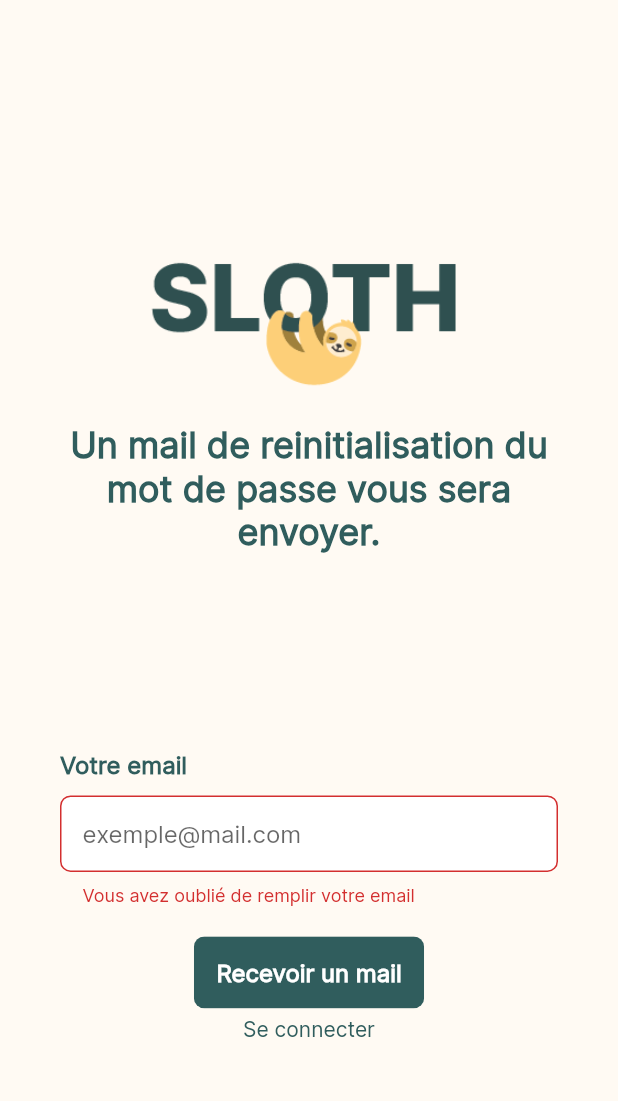
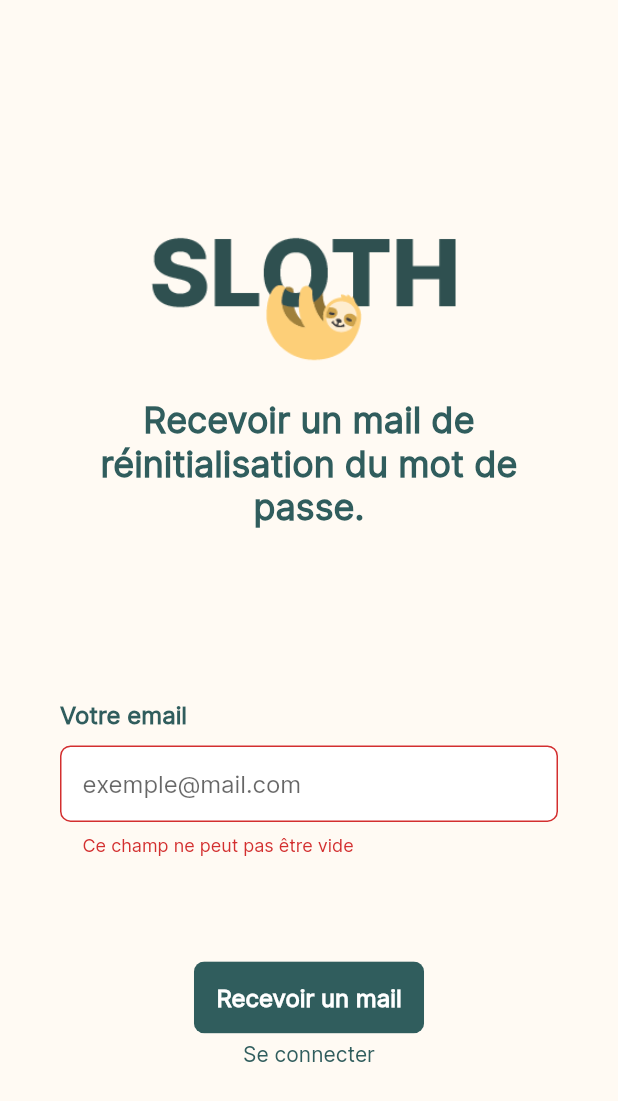
Before and after one commit to justin20100/sloth, a Flutter app: the ResetPasswordForm screen opened by its route, after a tap on "Recevoir un mail", on a phone screen of 412 x 824 dp. Shown: the top 1101 px of the screen. Run offline on Flutter 3.47's test engine with Material 2 defaults, Android fonts, the light colour scheme and no system bars; our stand-ins replace cloud_firestore, email_validator, firebase_auth, firebase_core, introduction_screen and 1 more; missing offline and left inert: dart:ffi; accounts and stored records are empty; generated files the repository leaves out were written again.

Commit message:
updating form errors values

```diff
--- a/lib/main.dart
+++ b/lib/main.dart
@@ -4,7 +4,6 @@ import 'package:flutter/material.dart';
 import 'package:sloth/routes/router.dart';
 import 'package:sloth/routes/routes.dart';
 import 'package:sloth/views/error.dart';
-import 'package:sloth/styles/constants.dart';
 import 'firebase_options.dart';
 
 void main() async{
@@ -23,7 +22,7 @@ class MyApp extends StatelessWidget {
           return MaterialApp(
             initialRoute: FirebaseAuth.instance.currentUser == null
                 ? kIntroductionRoute
-                : kHomeRoute,
+                : kResetPasswordRoute,
             routes: router,
             theme: ThemeData(fontFamily: 'Inter'),
           );
--- a/lib/partials/forms/email_input.dart
+++ b/lib/partials/forms/email_input.dart
@@ -15,9 +15,9 @@ class EmailInput extends StatelessWidget {
       keyboardType: TextInputType.emailAddress,
       validator: (value) {
         if (value == null || value.isEmpty) {
-          return 'Vous avez oublié de remplir votre email';
+          return 'Ce champ ne peut pas être vide';
         } else if (!EmailValidator.validate(value)) {
-          return "L'adresse mail doit être valide";
+          return "Ceci n'est pas un email valide";
         }
       },
       onChanged: onChanged,
--- a/lib/partials/forms/firstname_input.dart
+++ b/lib/partials/forms/firstname_input.dart
@@ -13,9 +13,9 @@ class FirstNameInput extends StatelessWidget {
       keyboardType: TextInputType.text,
       validator: (value) {
         if (value == null || value.isEmpty) {
-          return 'Le prénom doit etre doit être renseigné.';
+          return 'Ce champ ne peut pas être vide';
         } else if (value.length < 2) {
-          return 'Le prénom doit contenir au moins 2 caractères.';
+          return 'Ce champ doit contenir au moins 2 caractères';
         }
       },
       onChanged: onChanged,
--- a/lib/partials/forms/lastname_input.dart
+++ b/lib/partials/forms/lastname_input.dart
@@ -14,9 +14,9 @@ class LastNameInput extends StatelessWidget {
       keyboardType: TextInputType.text,
       validator: (value) {
         if (value == null || value.isEmpty) {
-          return 'Le nom doit etre doit être renseigné.';
+          return 'Ce champ ne peut pas être vide';
         } else if (value.length < 2) {
-          return 'Le nom doit contenir au moins 2 caractères.';
+          return 'Ce champ doit contenir au moins 2 caractères.';
         }
       },
       onChanged: onChanged,
--- a/lib/partials/forms/password_input.dart
+++ b/lib/partials/forms/password_input.dart
@@ -16,9 +16,9 @@ class PasswordInput extends StatelessWidget {
         keyboardType: TextInputType.visiblePassword,
         validator: (value) {
           if (value == null || value.isEmpty) {
-            return 'Vous avez oublié de remplir votre mot de passe.';
+            return 'Ce champ ne peut pas être vide';
           } else if (value.length <= 10) {
-            return 'On demande 10 caractères, 1 chiffre et 1 majuscule.';
+            return 'On demande 10 caractères';
           }
         },
         obscureText: true,
--- a/lib/partials/forms/phone_input.dart
+++ b/lib/partials/forms/phone_input.dart
@@ -10,7 +10,7 @@ class PhoneInput extends StatelessWidget {
   @override
   Widget build(BuildContext context) {
     return TextInput(
-      hintText: '0000000000',
+      hintText: '04 40 25 36 45',
       keyboardType: TextInputType.phone,
       validator: (value) {
         return null;
--- a/lib/partials/forms/resetp_email_input.dart
+++ b/lib/partials/forms/resetp_email_input.dart
@@ -25,17 +25,11 @@ class ResetPEmailInput extends StatelessWidget {
       hintText: 'exemple@mail.com',
       keyboardType: TextInputType.emailAddress,
       validator: (value)  {
-/*
-        final emailList = FirebaseAuth.instance.fetchSignInMethodsForEmail(value!);
-*/
         if (value == null || value.isEmpty) {
-          return 'Vous avez oublié de remplir votre email';
+          return 'Ce champ ne peut pas être vide';
         } else if (!EmailValidator.validate(value)) {
-          return "L'adresse mail doit être valide";
+          return "Ceci n'est pas un email valide";
         }
-        /*else if (await checkIfEmailInUse(value)){
-        return "Cette email n'est pas associée a un compte Sloth.";
-        }*/
       },
       onChanged: onChanged,
     );
--- a/lib/partials/forms/validatedPassword_input.dart
+++ b/lib/partials/forms/validatedPassword_input.dart
@@ -17,10 +17,10 @@ class ValidatedPasswordInput extends StatelessWidget {
         keyboardType: TextInputType.visiblePassword,
         validator: (value) {
           if(value == null || value.isEmpty){
-            return 'Vous avez oublié de confirmer votre mot de passe';
+            return 'Ce champ ne peut pas être vide';
           }
           if (value != password) {
-            return 'Recopier correctement votre mot de passe';
+            return 'Vérifiez vos mots de passe';
           }
         },
         obscureText: true,
--- a/lib/views/auth/intersection.dart
+++ b/lib/views/auth/intersection.dart
@@ -43,7 +43,7 @@ class Intersection extends StatelessWidget {
                             },
                           ),
                         ),
-                        SizedBox(height: kNormalVerticalSpacer),
+                        const SizedBox(height: kNormalVerticalSpacer),
                         Center(
                           child: Button(
                             label: "Se connecter",
--- a/lib/views/auth/resetPassword_form.dart
+++ b/lib/views/auth/resetPassword_form.dart
@@ -15,7 +15,9 @@ class ResetPasswordForm extends StatelessWidget {
   Widget build(BuildContext context) {
     return Scaffold(
       backgroundColor: kColorCream,
-      body: SafeArea(
+      body: SingleChildScrollView(
+        child: Container(
+            height: MediaQuery.of(context).size.height,
             child: Padding(
                 padding: const EdgeInsets.only(
                     left: kNormalHorizontalSpacer * 2,
@@ -23,15 +25,16 @@ class ResetPasswordForm extends StatelessWidget {
                 child: Column(
                   mainAxisAlignment: MainAxisAlignment.spaceEvenly,
                   children: [
-
                     // Logo et texte
                     Column(
                       children: const [
                         Image(
                           image: AssetImage('assets/img/logo.png'),
                         ),
-                      Text('Un mail de reinitialisation du mot de passe vous sera envoyer.',
-                          style: kBigGreenText, textAlign: TextAlign.center),
+                        Text(
+                            'Recevoir un mail de réinitialisation du mot de passe.',
+                            style: kBigGreenText,
+                            textAlign: TextAlign.center),
                       ],
                     ),
 
@@ -42,7 +45,6 @@ class ResetPasswordForm extends StatelessWidget {
                         crossAxisAlignment: CrossAxisAlignment.stretch,
                         mainAxisAlignment: MainAxisAlignment.center,
                         children: [
-
                           // Email
                           const Text(
                             "Votre email",
@@ -57,7 +59,7 @@ class ResetPasswordForm extends StatelessWidget {
                             },
                           ),
                           const SizedBox(
-                          height: kNormalHorizontalSpacer,
+                            height: kBigVerticalSpacer * 2,
                           ),
 
                           // Bouton
@@ -65,19 +67,31 @@ class ResetPasswordForm extends StatelessWidget {
                             child: Button(
                                 label: "Recevoir un mail",
                                 onPressed: () async {
-                                if (_resetPasswordFormKey.currentState != null &&
-                                    _resetPasswordFormKey.currentState!.validate()) {
+                                  if (_resetPasswordFormKey.currentState !=
+                                          null &&
+                                      _resetPasswordFormKey.currentState!
+                                          .validate()) {
                                     try {
-                                    await FirebaseAuth.instance.sendPasswordResetEmail(email: _email).then((value) {
-                                      ScaffoldMessenger.of(context).showSnackBar(const SnackBar(content: Text("L'email de reinitialisation du mot de passe a été envoyé")),);
-                                      Navigator.pushNamed(context, kLoginRoute);
+                                      await FirebaseAuth.instance
+                                          .sendPasswordResetEmail(email: _email)
+                                          .then((value) {
+                                        ScaffoldMessenger.of(context)
+                                            .showSnackBar(
+                                          const SnackBar(
+                                              content: Text(
+                                                  "L'email de reinitialisation du mot de passe a été envoyé")),
+                                        );
+                                        Navigator.pushNamed(
+                                            context, kLoginRoute);
                                       });
                                     } on FirebaseAuthException catch (e) {
-                                    ScaffoldMessenger.of(context).showSnackBar(
+                                      ScaffoldMessenger.of(context)
+                                          .showSnackBar(
                                         SnackBar(
                                             content: Text(
                                               errors[e.code]!,
-                                            style: const TextStyle(color: Colors.white),
+                                              style: const TextStyle(
+                                                  color: Colors.white),
                                             ),
                                             backgroundColor: Colors.redAccent),
                                       );
@@ -103,6 +117,7 @@ class ResetPasswordForm extends StatelessWidget {
                     ),
                   ],
                 ))),
+      ),
     );
   }
 }
```
Lines whose indentation alone changed are shown as unchanged.
